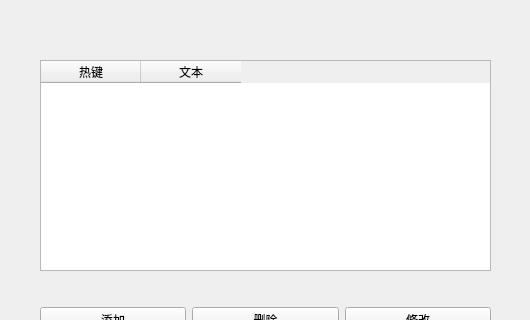
Old version of the form ui/home.ui in the repository 13681017963/hotkey_input; both pictures show x 0 to 530 and y 0 to 320 of the 777 by 602 pixel window.
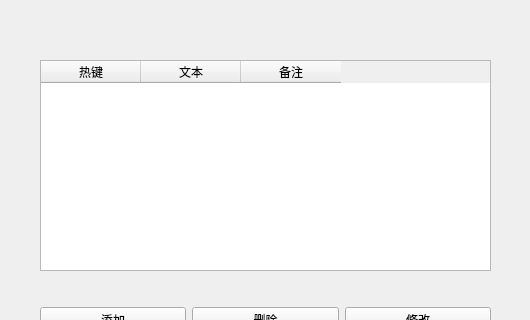
New version of the form.

Commit message: 修复组合键带shift造成符号错乱问题

```diff
--- a/ui/home.ui
+++ b/ui/home.ui
@@ -33,6 +33,11 @@
       <string>文本</string>
      </property>
     </column>
+    <column>
+     <property name="text">
+      <string>备注</string>
+     </property>
+    </column>
    </widget>
    <widget class="QWidget" name="gridLayoutWidget">
     <property name="geometry">
```
The commit also changes 2 other files.
